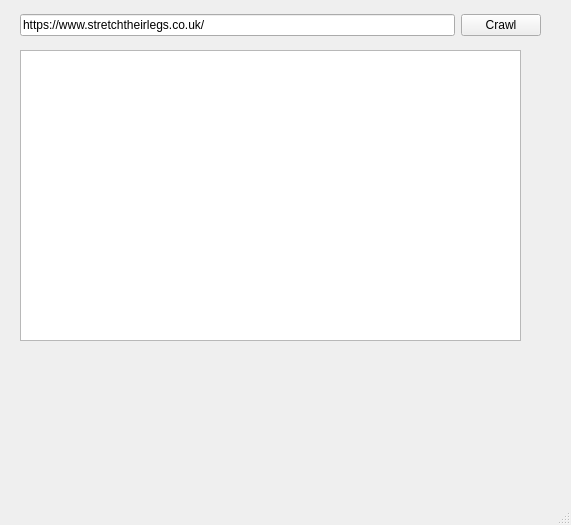
Before: the Qt Designer form ui-src/mainWindow.ui in bengosney/seotool-gui, drawn with Qt 5.
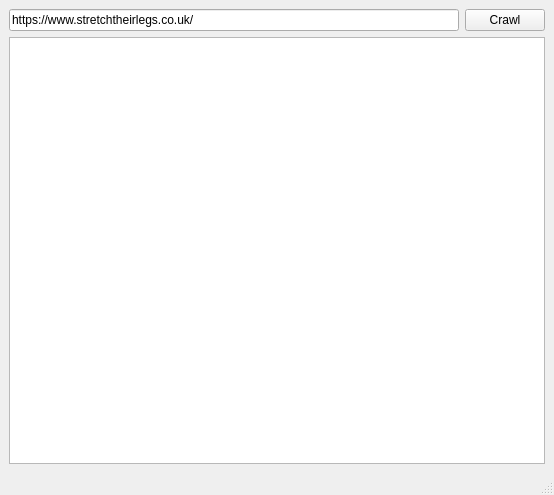
After: the same form once the commit is applied.

Commit message: Better layout

```diff
--- a/ui-src/mainWindow.ui
+++ b/ui-src/mainWindow.ui
@@ -6,8 +6,8 @@
    <rect>
     <x>0</x>
     <y>0</y>
-    <width>571</width>
-    <height>525</height>
+    <width>554</width>
+    <height>495</height>
    </rect>
   </property>
   <property name="maximumSize">
@@ -20,25 +20,28 @@
    <string>MainWindow</string>
   </property>
   <widget class="QWidget" name="centralwidget">
-   <widget class="QPlainTextEdit" name="textOutput">
-    <property name="geometry">
-     <rect>
-      <x>20</x>
-      <y>50</y>
-      <width>501</width>
-      <height>291</height>
-     </rect>
-    </property>
-   </widget>
-   <widget class="QWidget" name="layoutWidget">
-    <property name="geometry">
-     <rect>
-      <x>20</x>
-      <y>10</y>
-      <width>521</width>
-      <height>31</height>
-     </rect>
-    </property>
+   <layout class="QGridLayout" name="gridLayout">
+    <item row="0" column="0">
+     <layout class="QVBoxLayout" name="verticalLayout" stretch="0,0">
+      <property name="spacing">
+       <number>6</number>
+      </property>
+      <property name="sizeConstraint">
+       <enum>QLayout::SetDefaultConstraint</enum>
+      </property>
+      <property name="leftMargin">
+       <number>0</number>
+      </property>
+      <property name="topMargin">
+       <number>0</number>
+      </property>
+      <property name="rightMargin">
+       <number>0</number>
+      </property>
+      <property name="bottomMargin">
+       <number>0</number>
+      </property>
+      <item>
     <layout class="QHBoxLayout" name="horizontalLayout">
      <item>
       <widget class="QLineEdit" name="inputURL">
@@ -55,7 +58,13 @@
       </widget>
      </item>
     </layout>
-   </widget>
+      </item>
+      <item>
+       <widget class="QPlainTextEdit" name="textOutput"/>
+      </item>
+     </layout>
+    </item>
+   </layout>
   </widget>
   <widget class="QMenuBar" name="menubar">
    <property name="geometry">
```
Left out of the diff: 7 changed lines with no effect on the pictures. Lines whose indentation alone changed are shown as unchanged. The commit also changes 1 other file.
